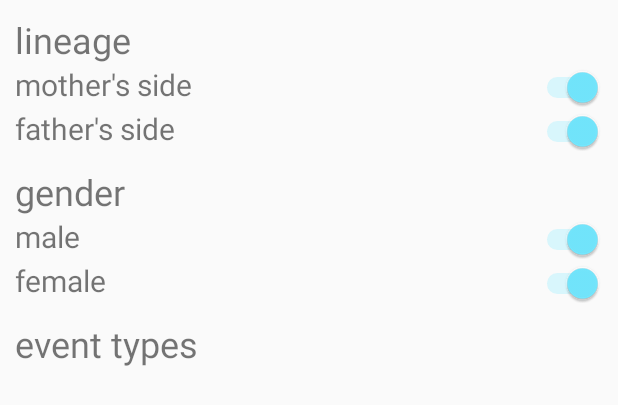
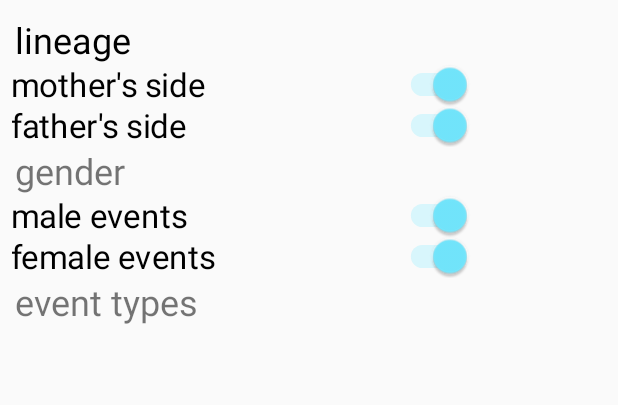
Before and after one commit to lukeludlow/FamilyMap, an Android app: the layout activity_filter.xml on its own in the app's theme, with its tools: preview values and no code run, on a phone screen of 412 x 824 dp. Shown: the top 405 px of the screen. Run offline under Robolectric (Android 15) with nearby library versions, the phone set to English and light mode, and no system bars.

Commit message:
filter items

```diff
--- a/app/src/main/java/dev/lukel/familymap/model/DataSingleton.java
+++ b/app/src/main/java/dev/lukel/familymap/model/DataSingleton.java
@@ -9,7 +9,10 @@ public final class DataSingleton {
     // eager instantiation
     private static DataSingleton instance = new DataSingleton();
 
-    private DataSingleton() {}
+    private DataSingleton() {
+        eventMarkerColors = new EventMarkerColors();
+        settings = new Settings();
+    }
 
     private Person[] people;
     private Event[] events;
--- a/app/src/main/res/layout/activity_filter.xml
+++ b/app/src/main/res/layout/activity_filter.xml
@@ -12,40 +12,40 @@
         android:layout_marginTop="10dp"
         android:gravity="left"
         android:text="lineage"
+        android:textColor="@color/primaryTextColor"
         android:textSize="24sp" />
 
-    <GridLayout
-        android:layout_width="match_parent"
+    <Switch
+        android:layout_margin="0dp"
+        android:paddingLeft="20dp"
+        android:scaleX="1.1"
+        android:scaleY="1.1"
+        android:id="@+id/switch_mother_side"
+        android:layout_width="300dp"
         android:layout_height="wrap_content"
-        android:layout_marginLeft="10dp"
-        android:layout_marginRight="10dp"
-        android:layout_marginBottom="10dp"
-        android:columnCount="2">
-
-        <TextView
-            android:layout_columnWeight="1"
-            android:layout_gravity="left"
+        android:checked="true"
+        android:fontFamily="sans-serif"
+        android:switchMinWidth="0dp"
         android:text="mother's side"
+        android:textAppearance="@android:style/TextAppearance.Material"
         android:textSize="20sp" />
 
+
     <Switch
-            android:id="@+id/switch_mother_side"
+        android:layout_margin="0dp"
+        android:paddingLeft="20dp"
+        android:scaleX="1.1"
+        android:scaleY="1.1"
+        android:id="@+id/switch_father_side"
+        android:layout_width="300dp"
+        android:layout_height="wrap_content"
         android:checked="true"
-            android:layout_columnWeight="1"
-            />
-
-        <TextView
-            android:layout_columnWeight="1"
-            android:layout_gravity="left"
+        android:fontFamily="sans-serif"
+        android:switchMinWidth="0dp"
         android:text="father's side"
+        android:textAppearance="@android:style/TextAppearance.Material"
         android:textSize="20sp" />
 
-        <Switch
-            android:id="@+id/switch_father_side"
-            android:checked="true"
-            android:layout_columnWeight="1"
-            />
-    </GridLayout>
 
 
     <TextView
@@ -56,39 +56,37 @@
         android:text="gender"
         android:textSize="24sp" />
 
-    <GridLayout
-        android:layout_width="match_parent"
+
+    <Switch
+        android:layout_margin="0dp"
+        android:paddingLeft="20dp"
+        android:scaleX="1.1"
+        android:scaleY="1.1"
+        android:id="@+id/switch_male_events"
+        android:layout_width="300dp"
         android:layout_height="wrap_content"
-        android:layout_marginLeft="10dp"
-        android:layout_marginRight="10dp"
-        android:layout_marginBottom="10dp"
-        android:columnCount="2">
-
-        <TextView
-            android:layout_columnWeight="1"
-            android:layout_gravity="left"
-            android:text="male"
+        android:checked="true"
+        android:fontFamily="sans-serif"
+        android:switchMinWidth="0dp"
+        android:text="male events"
+        android:textAppearance="@android:style/TextAppearance.Material"
         android:textSize="20sp" />
 
-        <Switch
-            android:id="@+id/switch_male_events"
-            android:checked="true"
-            android:layout_columnWeight="1"
-            />
-
-        <TextView
-            android:layout_columnWeight="1"
-            android:layout_gravity="left"
-            android:text="female"
-            android:textSize="20sp" />
 
     <Switch
+        android:layout_margin="0dp"
+        android:paddingLeft="20dp"
+        android:scaleX="1.1"
+        android:scaleY="1.1"
         android:id="@+id/switch_female_events"
+        android:layout_width="300dp"
+        android:layout_height="wrap_content"
         android:checked="true"
-            android:layout_columnWeight="1"
-            />
-    </GridLayout>
-
+        android:fontFamily="sans-serif"
+        android:switchMinWidth="0dp"
+        android:text="female events"
+        android:textAppearance="@android:style/TextAppearance.Material"
+        android:textSize="20sp" />
 
     <TextView
         android:layout_width="match_parent"
```
Also changed, not shown: app/src/main/java/dev/lukel/familymap/ui/FamilyMapFragment.java (+6 -4 lines), app/src/main/java/dev/lukel/familymap/ui/FilterActivity.java (+158 -123 lines), app/src/main/java/dev/lukel/familymap/ui/MainActivity.java (+4 -3 lines), app/src/main/res/drawable/track.xml (+19 -4 lines), app/src/main/res/layout/list_item_filter.xml (+17 -23 lines), app/src/main/res/values/styles.xml (+1 -7 lines). Lines whose indentation alone changed are shown as unchanged.
